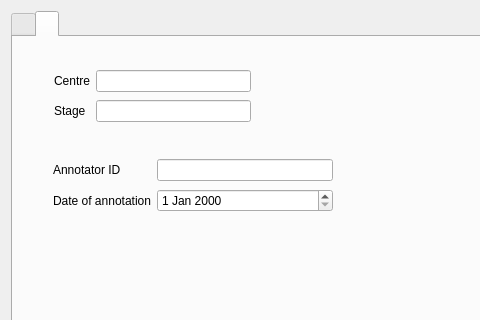
This is vpv/ui/views/ui_annotations.ui in VCCRI/vpv as Qt 5 draws it before an edit; both pictures show x 0 to 480 and y 0 to 320 of the 700 by 901 pixel window. The edited form follows.
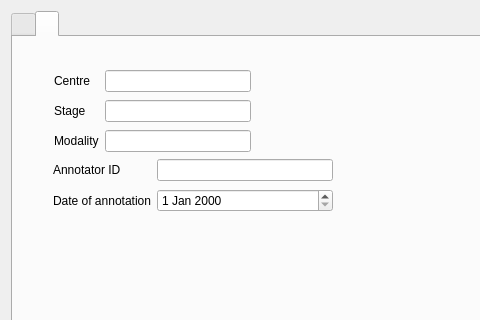
This is the edited form. Icons and pictures are not drawn.

Commit message: Updated annotation to take different procedures per stage/centre. Added Harwell e9.5 parameters

```diff
--- a/vpv/ui/views/ui_annotations.ui
+++ b/vpv/ui/views/ui_annotations.ui
@@ -277,13 +277,13 @@
       <attribute name="title">
        <string/>
       </attribute>
-      <widget class="QWidget" name="">
+      <widget class="QWidget" name="layoutWidget">
        <property name="geometry">
         <rect>
          <x>41</x>
          <y>31</y>
          <width>197</width>
-         <height>58</height>
+         <height>89</height>
         </rect>
        </property>
        <layout class="QGridLayout" name="gridLayout_2">
@@ -307,9 +307,19 @@
         <item row="1" column="1">
          <widget class="QLineEdit" name="lineEditStage"/>
         </item>
+        <item row="2" column="1">
+         <widget class="QLineEdit" name="lineEditModality"/>
+        </item>
+        <item row="2" column="0">
+         <widget class="QLabel" name="label_7">
+          <property name="text">
+           <string>Modality</string>
+          </property>
+         </widget>
+        </item>
        </layout>
       </widget>
-      <widget class="QWidget" name="">
+      <widget class="QWidget" name="layoutWidget">
        <property name="geometry">
         <rect>
          <x>40</x>
```
The commit also changes 10 other files.
